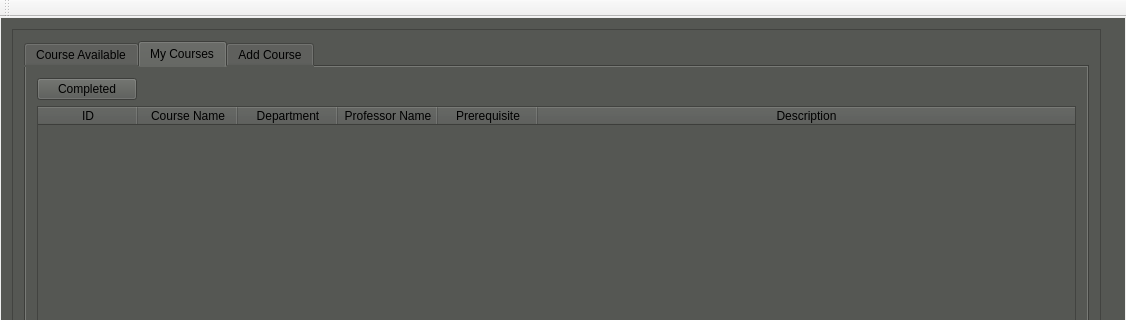
DineshDC/StudentDB, file mainwindow.ui: the form before one commit; both pictures show x 0 to 1126 and y 0 to 320 of the 1126 by 656 pixel window.
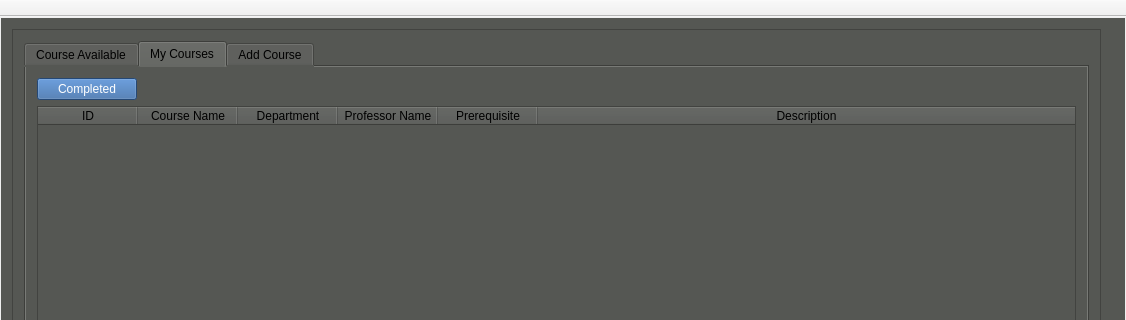
The form after the commit. The open tabs and pages were chosen to show the change. Icons and pictures are not drawn. Custom widgets are drawn as their Qt base class.

```diff
--- a/mainwindow.ui
+++ b/mainwindow.ui
@@ -516,6 +516,17 @@
            <layout class="QGridLayout" name="gridLayout_9">
             <item row="0" column="0">
              <widget class="QTabWidget" name="tabWidget_Courses">
+              <property name="styleSheet">
+               <string notr="true">QPushButton{
+font: 75 12pt &quot;Noto Sans&quot;;
+background-color: rgb(52, 101, 164);
+	color: rgb(255, 255, 255);
+}
+
+QLabel {
+ 	color: rgb(255, 255, 255);
+}</string>
+              </property>
               <property name="currentIndex">
                <number>1</number>
               </property>
@@ -910,6 +921,12 @@
    </property>
   </widget>
   <widget class="QToolBar" name="mainToolBar">
+   <property name="movable">
+    <bool>false</bool>
+   </property>
+   <property name="allowedAreas">
+    <set>Qt::AllToolBarAreas</set>
+   </property>
    <attribute name="toolBarArea">
     <enum>TopToolBarArea</enum>
    </attribute>
```
Left out of the diff: 9 changed lines with no effect on the pictures.
